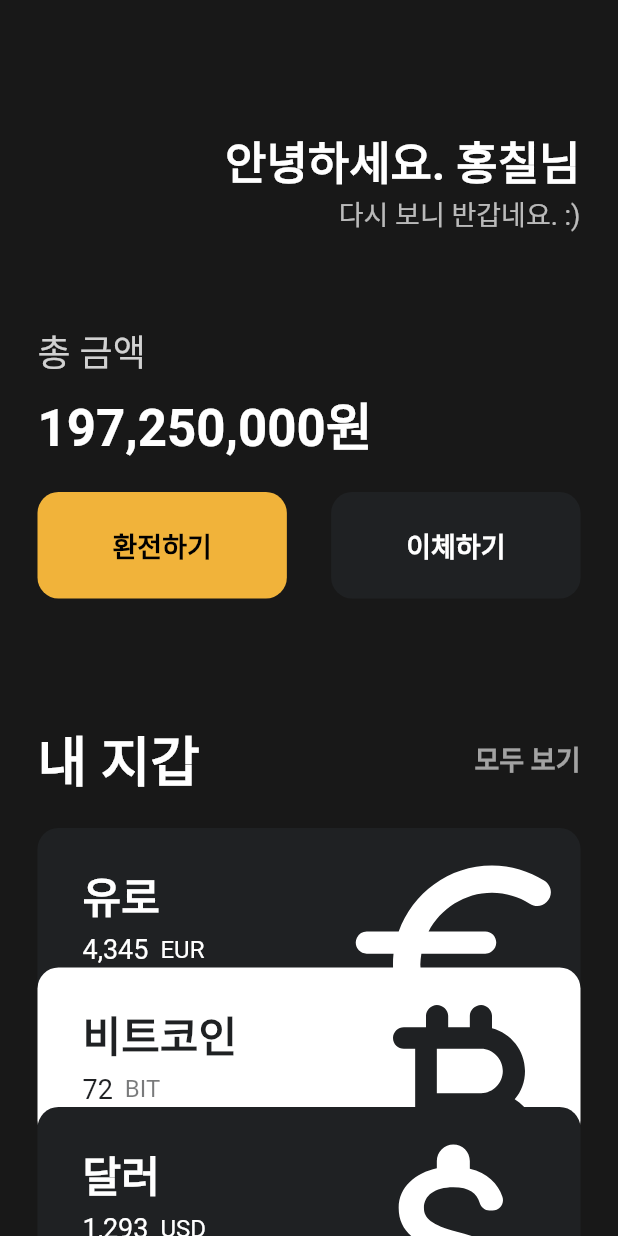
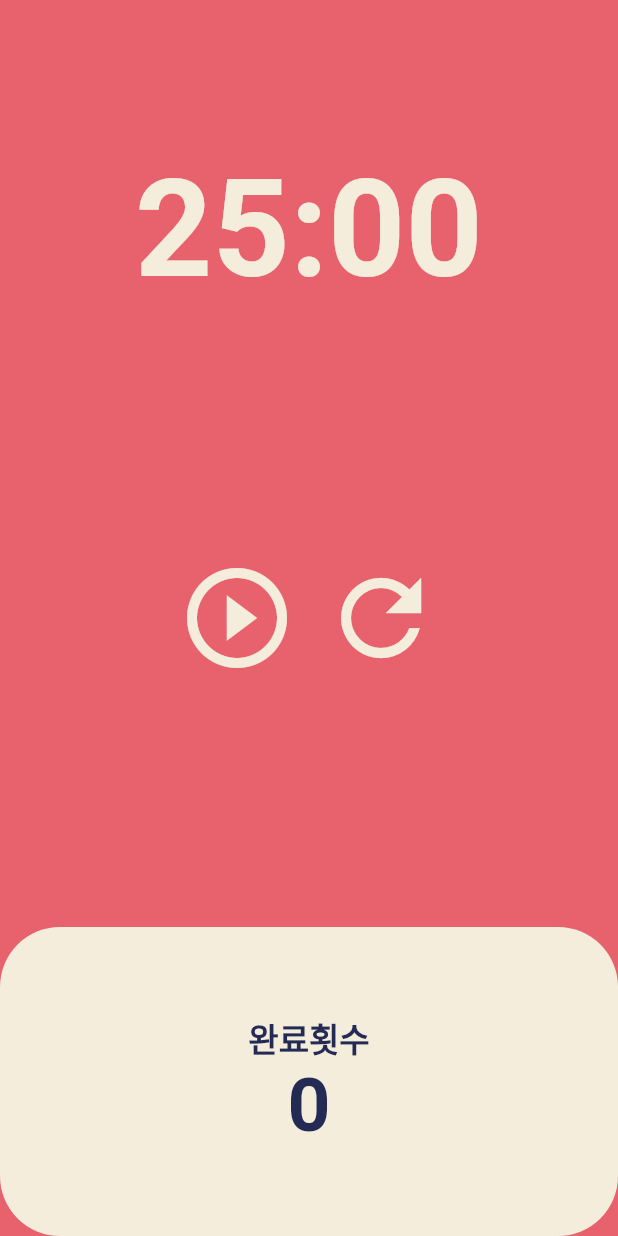
Before and after one commit to wannabeing/wa-toon, a Flutter app: the screen it shows after launch, on a phone screen of 412 x 824 dp. Run offline on Flutter 3.47's test engine with Material 2 defaults, Android fonts, the phone set to English and light mode, and no system bars.

Commit message:
EDIT pomodoro

```diff
--- a/lib/main.dart
+++ b/lib/main.dart
@@ -1,12 +1,35 @@
 import 'package:flutter/material.dart';
+import 'package:watoon/pomodoro/screens/home_screen.dart';
 import 'package:watoon/widgets/btn.dart';
 import 'package:watoon/widgets/wallet_card.dart';
 
 void main() {
-  runApp(MyApp());
+  runApp(const Pomodoro());
 }
 
-class MyApp extends StatelessWidget {
+class Pomodoro extends StatelessWidget {
+  const Pomodoro({super.key});
+
+  @override
+  Widget build(BuildContext context) {
+    return MaterialApp(
+      theme: ThemeData(
+        backgroundColor: const Color(0xFFE7626C),
+        textTheme: const TextTheme(
+          headline1: TextStyle(
+            color: Color(0xFF232B55),
+          ),
+        ),
+        cardColor: const Color(0xFFF4EDDB),
+      ),
+      home: const Scaffold(
+        body: HomeScreen(),
+      ),
+    );
+  }
+}
+
+class WalletApp extends StatelessWidget {
   @override
   Widget build(BuildContext context) {
     return MaterialApp(
--- /dev/null
+++ b/lib/pomodoro/screens/home_screen.dart
@@ -0,0 +1,160 @@
+import 'dart:async';
+
+import 'package:flutter/material.dart';
+
+class HomeScreen extends StatefulWidget {
+  const HomeScreen({super.key});
+
+  @override
+  State<HomeScreen> createState() => _HomeScreenState();
+}
+
+class _HomeScreenState extends State<HomeScreen> {
+  static const maxSeconds = 1500;
+  int totalSec = maxSeconds;
+  int totalSuccess = 0;
+  bool isStart = false;
+  late Timer timer;
+
+  void onTikTok(Timer timer) {
+    if (totalSec == 0) {
+      setState(() {
+        totalSuccess += 1;
+        isStart = false;
+        totalSec = maxSeconds;
+      });
+      timer.cancel();
+    } else {
+      setState(() {
+        totalSec -= 1;
+      });
+    }
+  }
+
+  // 1. 초 세기 (1초 지날때마다 onTikTok() 실행)
+  // 2. onStart() 실행될 때마다 isStart = true
+  void onStart() {
+    timer = Timer.periodic(
+      const Duration(seconds: 1),
+      onTikTok,
+    );
+    setState(() {
+      isStart = true;
+    });
+  }
+
+  // 1. 초 멈추기
+  // 2. onStop() 실행될 때마다 isStart = false
+  void onStop() {
+    timer.cancel();
+    setState(() {
+      isStart = false;
+    });
+  }
+
+  // 초기화
+  void onRefresh() {
+    timer.cancel();
+    setState(() {
+      isStart = false;
+      totalSec = maxSeconds;
+    });
+  }
+
+  // 남은 초 예쁘게 보이기
+  String getTimeFormat(int seconds) {
+    var duration = Duration(seconds: seconds);
+    return duration.toString().substring(2, 7);
+  }
+
+  @override
+  Widget build(BuildContext context) {
+    return Scaffold(
+      backgroundColor: isStart
+          ? Theme.of(context).textTheme.headline1?.color
+          : Theme.of(context).backgroundColor,
+      body: Column(
+        children: [
+          Flexible(
+            flex: 1,
+            child: Container(
+              alignment: Alignment.bottomCenter,
+              child: Text(
+                getTimeFormat(totalSec),
+                style: TextStyle(
+                  fontSize: 90,
+                  color: Theme.of(context).cardColor,
+                  fontWeight: FontWeight.bold,
+                ),
+              ),
+            ),
+          ),
+          Flexible(
+            flex: 2,
+            child: Center(
+              child: Row(
+                mainAxisAlignment: MainAxisAlignment.center,
+                children: [
+                  IconButton(
+                    color: Theme.of(context).cardColor,
+                    iconSize: 80,
+                    onPressed: isStart ? onStop : onStart,
+                    icon: Icon(
+                      isStart
+                          ? Icons.pause_circle_outline_outlined
+                          : Icons.play_circle_outline_outlined,
+                    ),
+                  ),
+                  IconButton(
+                    color: Theme.of(context).cardColor,
+                    iconSize: 80,
+                    onPressed: onRefresh,
+                    icon: const Icon(
+                      Icons.refresh_outlined,
+                    ),
+                  ),
+                ],
+              ),
+            ),
+          ),
+          Flexible(
+            flex: 1,
+            child: Row(
+              children: [
+                Expanded(
+                  child: Container(
+                    decoration: BoxDecoration(
+                      borderRadius: BorderRadius.circular(40),
+                      color: Theme.of(context).cardColor,
+                    ),
+                    child: Column(
+                      mainAxisAlignment: MainAxisAlignment.center,
+                      children: [
+                        Text(
+                          '완료횟수',
+                          style: TextStyle(
+                              fontSize: 22,
+                              fontWeight: FontWeight.bold,
+                              color:
+                                  Theme.of(context).textTheme.headline1?.color),
+                        ),
+                        Text(
+                          '$totalSuccess',
+                          style: TextStyle(
+                              fontSize: 50,
+                              fontWeight: FontWeight.bold,
+                              color:
+                                  Theme.of(context).textTheme.headline1?.color),
+                        ),
+                      ],
+                    ),
+                  ),
+                ),
+              ],
+            ),
+          ),
+        ],
+      ),
+    );
+  }
+}
```
Also changed, not shown: 1 other file.
